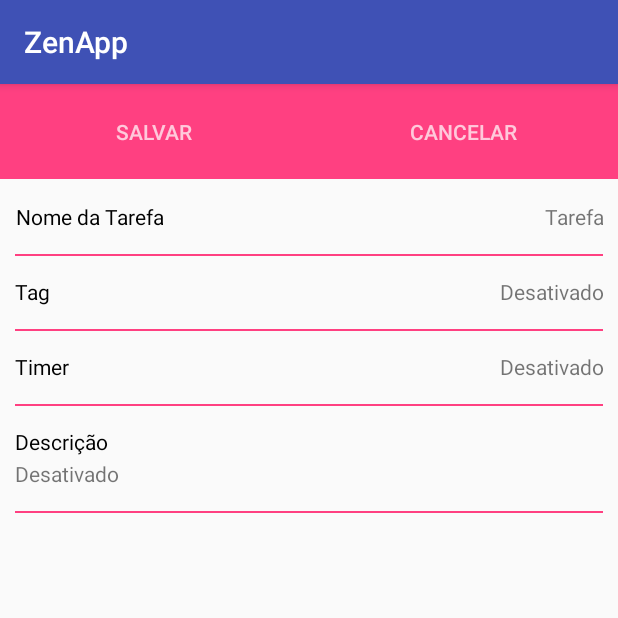
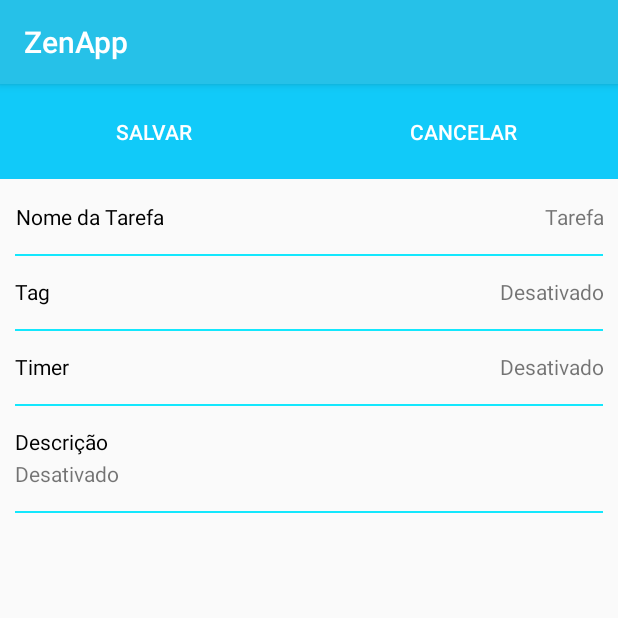
Before and after one commit to paulori22/ZenApp, an Android app: the CadastrarTarefa screen opened directly, with no data from a screen before it, on a phone screen of 412 x 824 dp, the top half of it. Run offline under Robolectric (Android 15) with nearby library versions, the phone set to English and light mode, and no system bars; our stand-ins replace Firebase (no records; nobody signed in at launch, a user with empty details on screens opened directly).

Commit message:
Alterações na interface

```diff
--- a/app/src/main/res/layout/activity_cadastrar_tarefa.xml
+++ b/app/src/main/res/layout/activity_cadastrar_tarefa.xml
@@ -32,9 +32,9 @@
             android:layout_width="wrap_content"
             android:layout_height="match_parent"
             android:layout_weight="1"
-            android:background="@color/colorAccent"
+            android:background="@color/colorSalvarButton"
             android:text="salvar"
-            android:textColor="@color/colorAccentText" />
+            android:textColor="@color/colorBranco" />
 
         <Button
             android:id="@+id/buttoncancelar"
@@ -42,9 +42,9 @@
             android:layout_width="wrap_content"
             android:layout_height="63dp"
             android:layout_weight="1"
-            android:background="@color/colorAccent"
+            android:background="@color/colorSalvarButton"
             android:text="cancelar"
-            android:textColor="@color/colorAccentText" />
+            android:textColor="@color/colorBranco" />
 
     </LinearLayout>
 
--- a/app/src/main/res/values/colors.xml
+++ b/app/src/main/res/values/colors.xml
@@ -1,12 +1,16 @@
 <?xml version="1.0" encoding="utf-8"?>
 <resources>
-    <color name="colorPrimary">#3f51b5</color>
-    <color name="colorPrimaryDark">#303F9F</color>
-    <color name="colorAccent">#ff4081</color>
-    <color name="colorAccentText">#ffc9db</color>
-    <color name="colorCancelarButton">#ff482c</color>
-    <color name="colorCancelarButtonText">#ffcbc3</color>
-    <color name="colorSalvarButton">#10ad01</color>
-    <color name="colorSalvarButtonText">#cefdca</color>
+    <color name="colorPrimary">#26C1E8</color>
+    <color name="colorPrimaryDark">#26C1E8</color>
+    <color name="colorAccent">#13E7FD</color>
+    <color name="colorAccentText">#13E7FD</color>
+    <color name="colorCancelarButton">#11CAF9</color>
+    <color name="colorCancelarButtonText">#FFFFFF</color>
+    <color name="colorSalvarButton">#11CAF9</color>
+    <color name="colorSalvarButtonText">#FFFFFF</color>
+    <color name="colorClaro">#F8FEFF</color>
+    <color name="colorBranco">#FFFFFF</color>
+    <color name="colorEscuro">#26CFE1</color>
+
 
 </resources>
```
Also changed, not shown: app/src/main/res/layout/splash.xml (+7 -6 lines).
